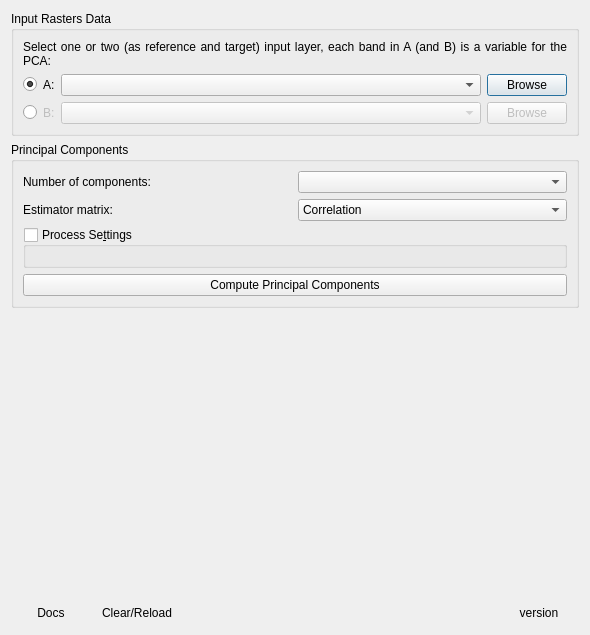
Old version of the form ui/pca4cd_dialog.ui in the repository SMByC/PCA4CD.
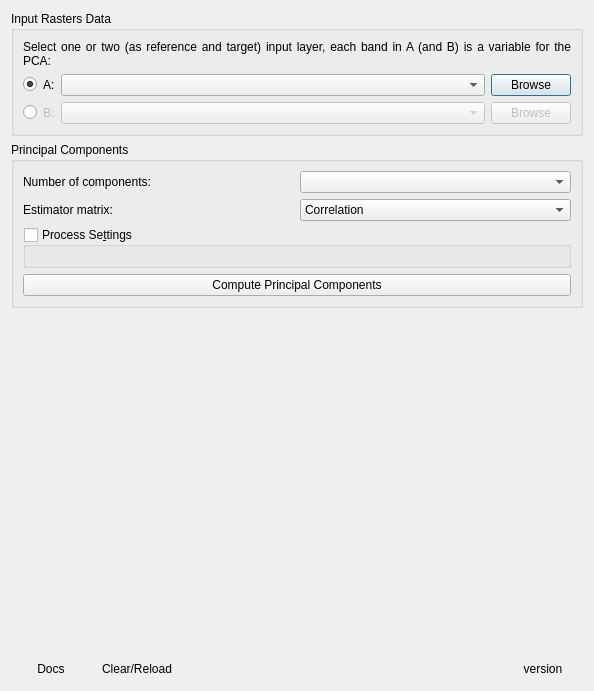
New version of the form. Icons and pictures are not drawn. Custom widgets are drawn as their Qt base class.

Diff of the .ui file:
```diff
--- a/ui/pca4cd_dialog.ui
+++ b/ui/pca4cd_dialog.ui
@@ -6,8 +6,8 @@
    <rect>
     <x>0</x>
     <y>0</y>
-    <width>590</width>
-    <height>635</height>
+    <width>594</width>
+    <height>691</height>
    </rect>
   </property>
   <property name="windowTitle">
```
